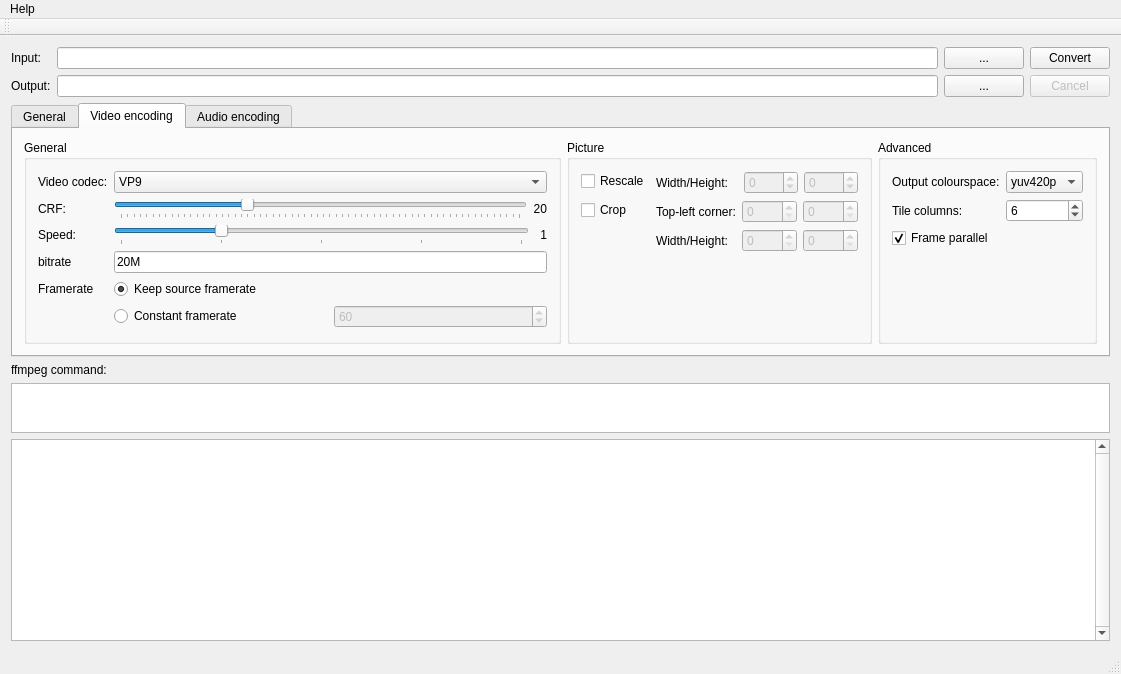
Before: the Qt Designer form mainwindow.ui in Compizfox/QtWebMConverter, drawn with Qt 5.
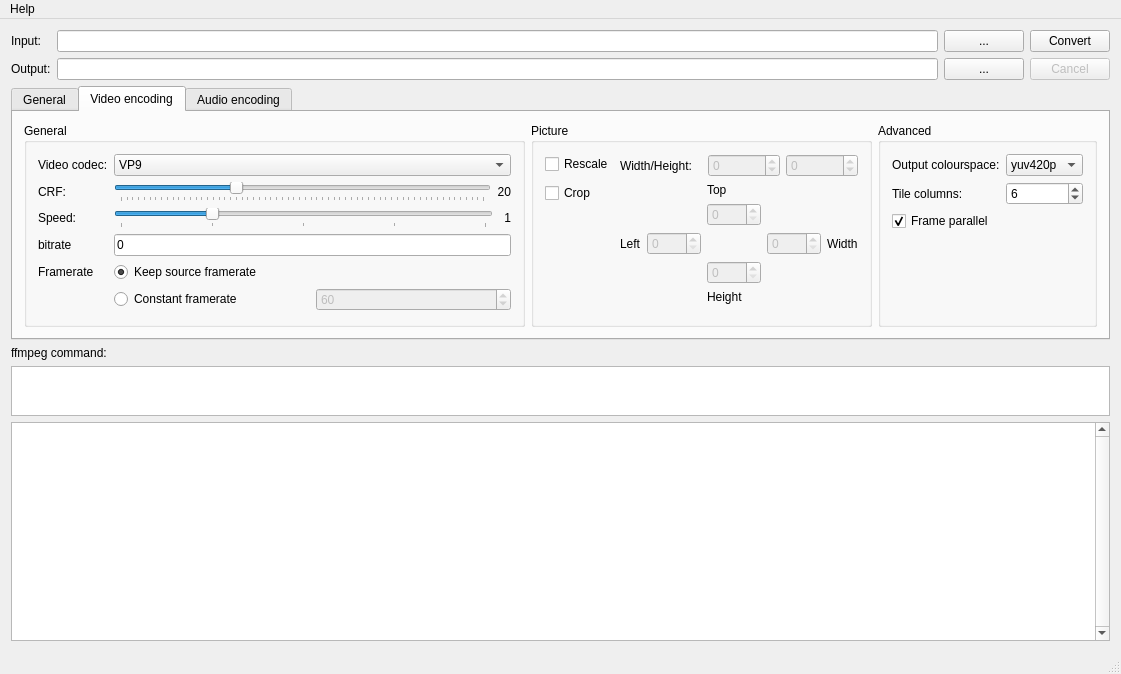
After: the same form once the commit is applied. The open tabs and pages were chosen to show the change.

The edit to the form file:
```diff
--- a/mainwindow.ui
+++ b/mainwindow.ui
@@ -382,7 +382,7 @@
               <string>&lt;html&gt;&lt;head/&gt;&lt;body&gt;&lt;p&gt;Make sure to set the maximum bitrate high enough for VP8, otherwise the encoder will constantly be capped by it and CRF is pointless.&lt;/p&gt;&lt;p&gt;For VP9 it's best to set this to 0.&lt;/p&gt;&lt;/body&gt;&lt;/html&gt;</string>
              </property>
              <property name="text">
-              <string>20M</string>
+              <string>0</string>
              </property>
             </widget>
            </item>
@@ -488,24 +488,14 @@
            </item>
            <item row="1" column="1">
             <layout class="QGridLayout" name="gridLayout">
-             <item row="0" column="0">
+             <item row="0" column="2">
               <widget class="QLabel" name="label_13">
                <property name="text">
-                <string>Top-left corner:</string>
+                <string>Top</string>
                </property>
               </widget>
              </item>
-             <item row="0" column="1">
-              <widget class="QSpinBox" name="cropCornerXSpinBox">
-               <property name="enabled">
-                <bool>false</bool>
-               </property>
-               <property name="maximum">
-                <number>9999</number>
-               </property>
-              </widget>
-             </item>
-             <item row="0" column="2">
+             <item row="1" column="2">
               <widget class="QSpinBox" name="cropCornerYSpinBox">
                <property name="enabled">
                 <bool>false</bool>
@@ -515,14 +505,24 @@
                </property>
               </widget>
              </item>
-             <item row="1" column="0">
+             <item row="2" column="0">
               <widget class="QLabel" name="label_14">
                <property name="text">
-                <string>Width/Height:</string>
+                <string>Left</string>
                </property>
               </widget>
              </item>
-             <item row="1" column="1">
+             <item row="2" column="1">
+              <widget class="QSpinBox" name="cropCornerXSpinBox">
+               <property name="enabled">
+                <bool>false</bool>
+               </property>
+               <property name="maximum">
+                <number>9999</number>
+               </property>
+              </widget>
+             </item>
+             <item row="2" column="3">
               <widget class="QSpinBox" name="cropdXSpinBox">
                <property name="enabled">
                 <bool>false</bool>
@@ -532,7 +532,14 @@
                </property>
               </widget>
              </item>
-             <item row="1" column="2">
+             <item row="2" column="4">
+              <widget class="QLabel" name="label_16">
+               <property name="text">
+                <string>Width</string>
+               </property>
+              </widget>
+             </item>
+             <item row="3" column="2">
               <widget class="QSpinBox" name="cropdYSpinBox">
                <property name="enabled">
                 <bool>false</bool>
@@ -542,6 +549,13 @@
                </property>
               </widget>
              </item>
+             <item row="4" column="2">
+              <widget class="QLabel" name="label_15">
+               <property name="text">
+                <string>Height</string>
+               </property>
+              </widget>
+             </item>
             </layout>
            </item>
            <item row="0" column="0">
@@ -770,14 +784,6 @@
    </widget>
    <addaction name="menuHelp"/>
   </widget>
-  <widget class="QToolBar" name="mainToolBar">
-   <attribute name="toolBarArea">
-    <enum>TopToolBarArea</enum>
-   </attribute>
-   <attribute name="toolBarBreak">
-    <bool>false</bool>
-   </attribute>
-  </widget>
   <widget class="QStatusBar" name="statusBar"/>
   <action name="actionAbout">
    <property name="text">
```
Left out of the diff: 14 changed lines with no effect on the pictures.
